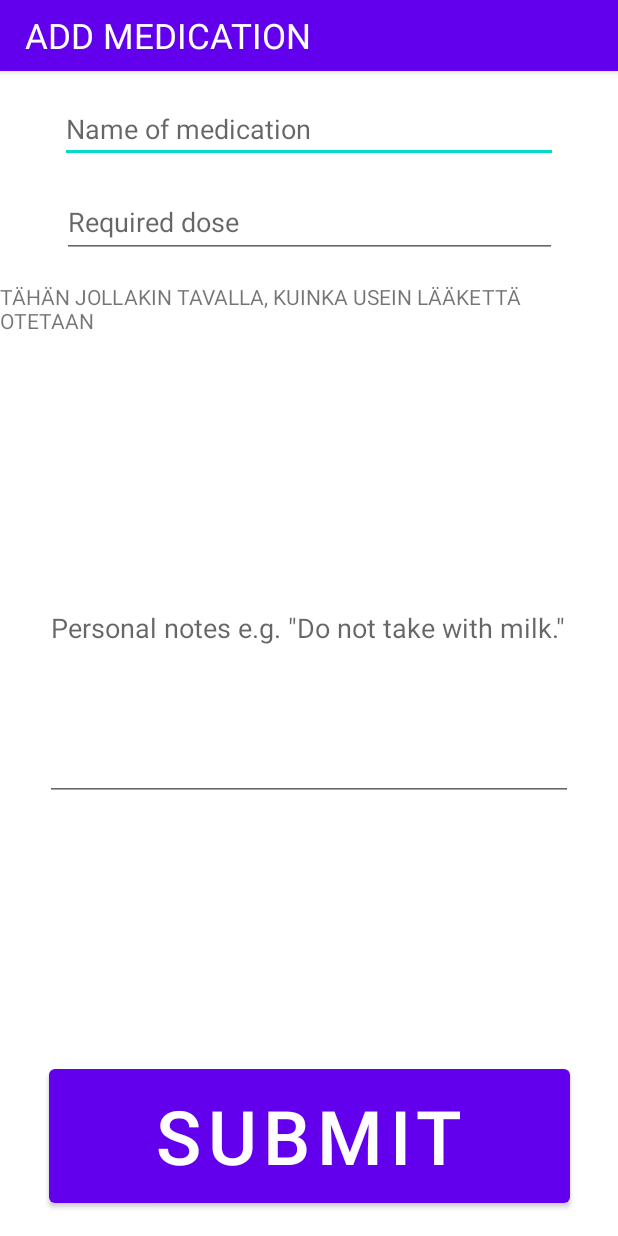
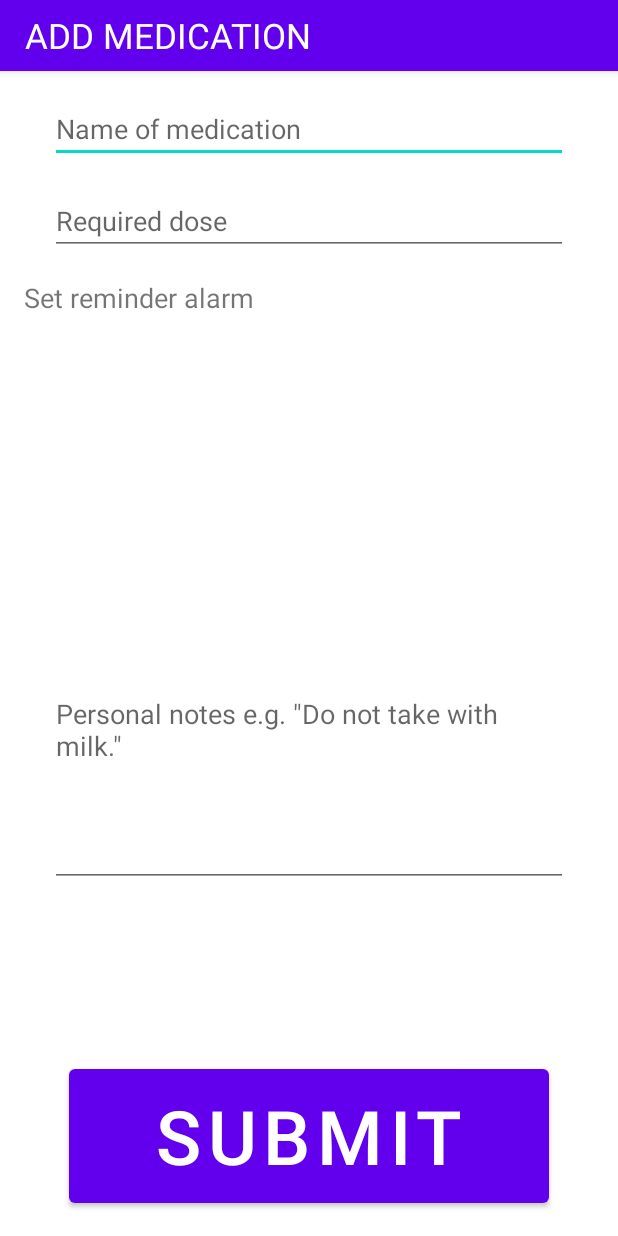
Before and after one commit to Digitaalitontut/Meds-Memory, an Android app: the AddMedication screen opened directly, with no data from a screen before it, on a phone screen of 412 x 824 dp. Run offline under Robolectric (Android 15) with nearby library versions, the phone set to English and light mode, and no system bars.

Commit message:
Minor changes to the AddMedication layout.

```diff
--- a/app/src/main/res/layout/activity_add_medication.xml
+++ b/app/src/main/res/layout/activity_add_medication.xml
@@ -12,7 +12,7 @@
 
     <EditText
         android:id="@+id/editTextMedication"
-        android:layout_width="332dp"
+        android:layout_width="345dp"
         android:layout_height="45dp"
         android:layout_marginStart="16dp"
         android:layout_marginLeft="16dp"
@@ -28,8 +28,8 @@
 
     <EditText
         android:id="@+id/editTextDose"
-        android:layout_width="330dp"
-        android:layout_height="47dp"
+        android:layout_width="345dp"
+        android:layout_height="45dp"
         android:layout_marginStart="16dp"
         android:layout_marginLeft="16dp"
         android:layout_marginTop="16dp"
@@ -43,22 +43,20 @@
         app:layout_constraintTop_toBottomOf="@+id/editTextMedication" />
 
     <TextView
-        android:id="@+id/textView3"
-        android:layout_width="wrap_content"
-        android:layout_height="wrap_content"
+        android:id="@+id/textViewAlarm"
+        android:layout_width="185dp"
+        android:layout_height="31dp"
         android:layout_marginStart="16dp"
         android:layout_marginLeft="16dp"
         android:layout_marginTop="16dp"
-        android:layout_marginEnd="16dp"
-        android:layout_marginRight="16dp"
-        android:text="TÄHÄN JOLLAKIN TAVALLA, KUINKA USEIN LÄÄKETTÄ OTETAAN"
-        app:layout_constraintEnd_toEndOf="parent"
+        android:text="@string/text_alarm"
+        android:textSize="18sp"
         app:layout_constraintStart_toStartOf="parent"
         app:layout_constraintTop_toBottomOf="@+id/editTextDose" />
 
     <EditText
         android:id="@+id/editMultiLineNotes"
-        android:layout_width="352dp"
+        android:layout_width="345dp"
         android:layout_height="138dp"
         android:layout_marginStart="16dp"
         android:layout_marginLeft="16dp"
@@ -68,14 +66,13 @@
         android:gravity="start|top"
         android:hint="@string/edit_notes"
         android:inputType="textMultiLine"
-        app:layout_constraintBottom_toTopOf="@+id/button"
         app:layout_constraintEnd_toEndOf="parent"
         app:layout_constraintStart_toStartOf="parent"
-        app:layout_constraintTop_toBottomOf="@+id/textView3" />
+        app:layout_constraintTop_toTopOf="@+id/guideline4" />
 
     <Button
         android:id="@+id/button"
-        android:layout_width="347dp"
+        android:layout_width="320dp"
         android:layout_height="101dp"
         android:layout_marginStart="16dp"
         android:layout_marginLeft="16dp"
@@ -88,4 +85,11 @@
         app:layout_constraintEnd_toEndOf="parent"
         app:layout_constraintStart_toStartOf="parent" />
 
+    <androidx.constraintlayout.widget.Guideline
+        android:id="@+id/guideline4"
+        android:layout_width="wrap_content"
+        android:layout_height="wrap_content"
+        android:orientation="horizontal"
+        app:layout_constraintGuide_percent="0.55" />
+
 </androidx.constraintlayout.widget.ConstraintLayout>
--- a/app/src/main/res/layout/activity_settings.xml
+++ b/app/src/main/res/layout/activity_settings.xml
@@ -17,6 +17,7 @@
         android:layout_marginTop="30dp"
         android:layout_marginEnd="16dp"
         android:layout_marginRight="16dp"
+        android:checked="true"
         android:text="@string/switch_notifications"
         app:layout_constraintEnd_toEndOf="parent"
         app:layout_constraintStart_toStartOf="parent"
--- a/app/src/main/res/values/strings.xml
+++ b/app/src/main/res/values/strings.xml
@@ -16,4 +16,5 @@
     <string name="text_appname">MEDS MEMORY</string>
     <string name="apply_button">Apply</string>
     <string name="button_edit">Edit medications</string>
+    <string name="text_alarm">Set reminder alarm</string>
 </resources>
```
